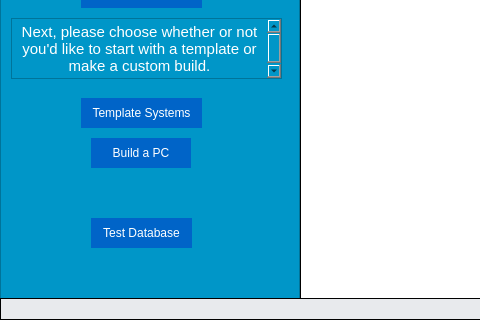
The window that mainwindow.ui (ameigen/cpr_proj) describes before a commit, drawn with Qt 5; both pictures show x 0 to 480 and y 157 to 477 of the 834 by 477 pixel window.
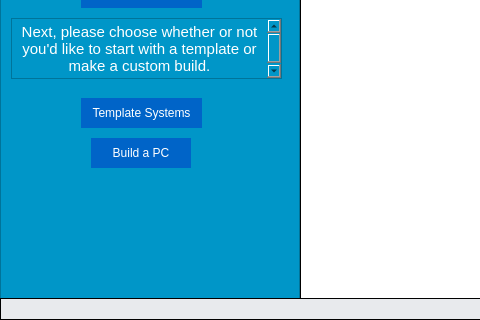
The same window after the commit. Icons and pictures are not drawn.

Commit message: build.h and build.cpp implimenation and storing. Removed testdb button.

Diff of the .ui file:
```diff
--- a/mainwindow.ui
+++ b/mainwindow.ui
@@ -346,33 +346,6 @@
        <bool>false</bool>
       </property>
      </widget>
-     <widget class="QPushButton" name="testRead">
-      <property name="geometry">
-       <rect>
-        <x>90</x>
-        <y>340</y>
-        <width>101</width>
-        <height>30</height>
-       </rect>
-      </property>
-      <property name="styleSheet">
-       <string notr="true">QPushButton {
-	color: white;
-	background-color: rgb(0, 100, 200);
-	border: 1px white;
-	padding: 1px;
-}
-
-QPushButton:pressed {
-	background-color: #999999;
-	border: 1px white;
-	padding: 1px;
-}</string>
-      </property>
-      <property name="text">
-       <string>Test Database</string>
-      </property>
-     </widget>
      <widget class="QTextBrowser" name="databaseText">
       <property name="geometry">
        <rect>
```
Left out of the diff: 8 changed lines with no effect on the pictures.
